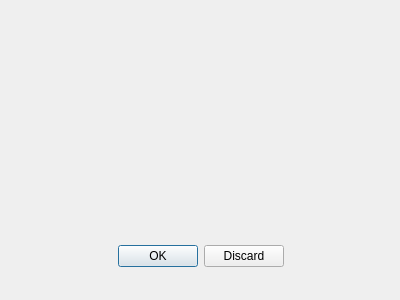
Before: the Qt Designer form src/Dialog/SettingsDialog/settingsdialog.ui in Kampi/Food-Database, drawn with Qt 5.
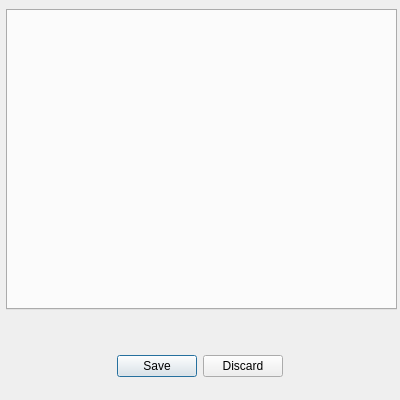
After: the same form once the commit is applied. Icons and pictures are not drawn.

Commit message: Misc: - Use 'QMap' instead of 'QList' for categories - Optimize code - Add 'Settings' menu - Update documentation - Clean up code - Fix warnings

The edit to the form file:
```diff
--- a/src/Dialog/SettingsDialog/settingsdialog.ui
+++ b/src/Dialog/SettingsDialog/settingsdialog.ui
@@ -7,7 +7,7 @@
     <x>0</x>
     <y>0</y>
     <width>400</width>
-    <height>300</height>
+    <height>400</height>
    </rect>
   </property>
   <property name="windowTitle">
@@ -21,8 +21,8 @@
    <property name="geometry">
     <rect>
      <x>10</x>
-     <y>240</y>
-     <width>381</width>
+     <y>350</y>
+     <width>380</width>
      <height>32</height>
     </rect>
    </property>
@@ -30,12 +30,25 @@
     <enum>Qt::Horizontal</enum>
    </property>
    <property name="standardButtons">
-    <set>QDialogButtonBox::Discard|QDialogButtonBox::Ok</set>
+    <set>QDialogButtonBox::Discard|QDialogButtonBox::Save</set>
    </property>
    <property name="centerButtons">
     <bool>true</bool>
    </property>
   </widget>
+  <widget class="QTabWidget" name="tabWidget_Settings">
+   <property name="geometry">
+    <rect>
+     <x>6</x>
+     <y>9</y>
+     <width>391</width>
+     <height>301</height>
+    </rect>
+   </property>
+   <property name="currentIndex">
+    <number>-1</number>
+   </property>
+  </widget>
  </widget>
  <resources>
   <include location="../../Ressources.qrc"/>
```
The commit also changes 28 other files.
